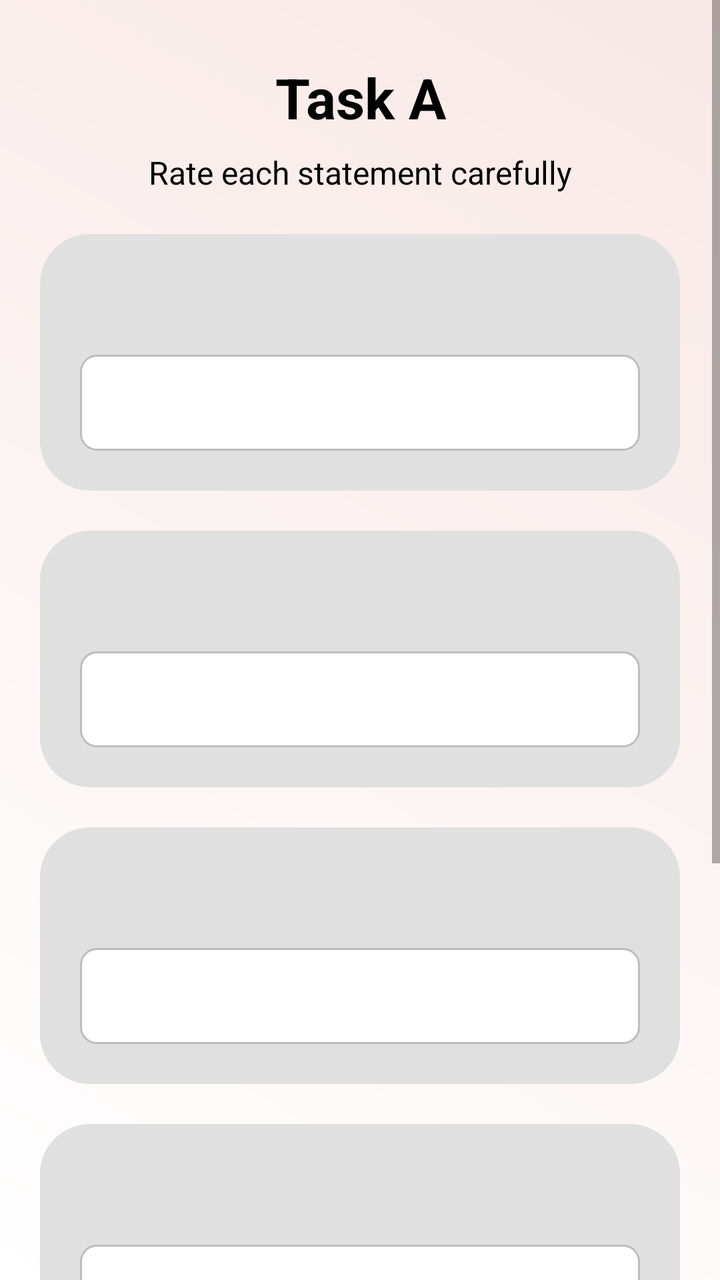
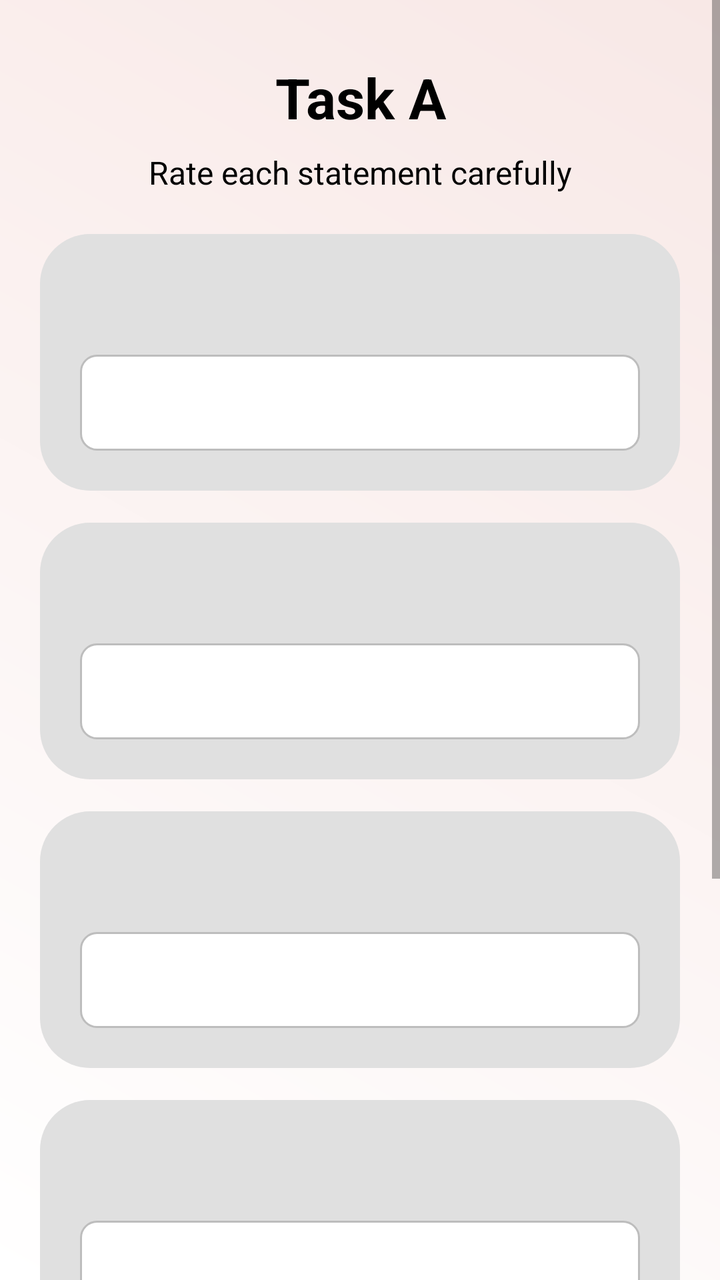

Compare the two renders of this Android layout. The source of the first and the diff that turns it into the second are given below.
<!-- AndroidManifest.xml: application theme Theme.CogniSync -->
<!-- res/layout/activity_task_a.xml -->
<?xml version="1.0" encoding="utf-8"?>
<ScrollView xmlns:android="http://schemas.android.com/apk/res/android"
    android:layout_width="match_parent"
    android:layout_height="match_parent"
    android:fitsSystemWindows="true"
    android:fillViewport="true"
    android:background="@drawable/background_gradient">

    <LinearLayout
        android:padding="20dp"
        android:orientation="vertical"
        android:layout_width="match_parent"
        android:layout_height="wrap_content">

        <TextView
            android:id="@+id/tvTitle"
            android:text="Task A"
            android:textColor="#000000"
            android:textSize="28sp"
            android:textStyle="bold"
            android:gravity="center"
            android:layout_width="match_parent"
            android:layout_height="wrap_content"
            android:layout_marginTop="10dp" />

        <TextView
            android:id="@+id/tvSubtitle"
            android:text="Rate each statement carefully"
            android:textSize="16sp"
            android:textColor="#000000"
            android:gravity="center"
            android:layout_width="match_parent"
            android:layout_height="wrap_content"
            android:layout_marginTop="8dp" />

        <LinearLayout
            android:background="@drawable/rounded_grey_bg"
            android:orientation="vertical"
            android:padding="20dp"
            android:layout_width="match_parent"
            android:layout_marginTop="20dp"
            android:layout_height="wrap_content">

            <TextView
                android:id="@+id/q1"
                android:textColor="#000000"
                android:textSize="18sp"
                android:textStyle="bold"
                android:gravity="center"
                android:layout_width="match_parent"
                android:layout_height="wrap_content" />

            <Spinner
                android:id="@+id/s1"
                android:background="@drawable/edittext_bg"
                android:paddingStart="12dp"
                android:paddingEnd="12dp"
                android:layout_marginTop="16dp"
                android:layout_width="match_parent"
                android:layout_height="48dp"
                android:spinnerMode="dropdown"
                android:popupBackground="@drawable/rounded_white_bg" />
        </LinearLayout>

        <LinearLayout
            android:background="@drawable/rounded_grey_bg"
            android:orientation="vertical"
            android:padding="20dp"
            android:layout_width="match_parent"
            android:layout_marginTop="20dp"
            android:layout_height="wrap_content">

            <TextView
                android:id="@+id/q2"
                android:textColor="#000000"
                android:textSize="18sp"
                android:textStyle="bold"
                android:gravity="center"
                android:layout_width="match_parent"
                android:layout_height="wrap_content" />

            <Spinner
                android:id="@+id/s2"
                android:background="@drawable/edittext_bg"
                android:paddingStart="12dp"
                android:paddingEnd="12dp"
                android:layout_marginTop="16dp"
                android:layout_width="match_parent"
                android:layout_height="48dp"
                android:spinnerMode="dropdown"
                android:popupBackground="@drawable/rounded_white_bg" />
        </LinearLayout>

        <LinearLayout
            android:background="@drawable/rounded_grey_bg"
            android:orientation="vertical"
            android:padding="20dp"
            android:layout_width="match_parent"
            android:layout_marginTop="20dp"
            android:layout_height="wrap_content">

            <TextView
                android:id="@+id/q3"
                android:textColor="#000000"
                android:textSize="18sp"
                android:textStyle="bold"
                android:gravity="center"
                android:layout_width="match_parent"
                android:layout_height="wrap_content" />

            <Spinner
                android:id="@+id/s3"
                android:background="@drawable/edittext_bg"
                android:paddingStart="12dp"
                android:paddingEnd="12dp"
                android:layout_marginTop="16dp"
                android:layout_width="match_parent"
                android:layout_height="48dp"
                android:spinnerMode="dropdown"
                android:popupBackground="@drawable/rounded_white_bg" />
        </LinearLayout>

        <LinearLayout
            android:background="@drawable/rounded_grey_bg"
            android:orientation="vertical"
            android:padding="20dp"
            android:layout_width="match_parent"
            android:layout_marginTop="20dp"
            android:layout_height="wrap_content">

            <TextView
                android:id="@+id/q4"
                android:textColor="#000000"
                android:textSize="18sp"
                android:textStyle="bold"
                android:gravity="center"
                android:layout_width="match_parent"
                android:layout_height="wrap_content" />

            <Spinner
                android:id="@+id/s4"
                android:background="@drawable/edittext_bg"
                android:paddingStart="12dp"
                android:paddingEnd="12dp"
                android:layout_marginTop="16dp"
                android:layout_width="match_parent"
                android:layout_height="48dp"
                android:spinnerMode="dropdown"
                android:popupBackground="@drawable/rounded_white_bg" />
        </LinearLayout>

        <LinearLayout
            android:background="@drawable/rounded_grey_bg"
            android:orientation="vertical"
            android:padding="20dp"
            android:layout_width="match_parent"
            android:layout_marginTop="20dp"
            android:layout_height="wrap_content">

            <TextView
                android:id="@+id/q5"
                android:textColor="#000000"
                android:textSize="18sp"
                android:textStyle="bold"
                android:gravity="center"
                android:layout_width="match_parent"
                android:layout_height="wrap_content" />

            <Spinner
                android:id="@+id/s5"
                android:background="@drawable/edittext_bg"
                android:paddingStart="12dp"
                android:paddingEnd="12dp"
                android:layout_marginTop="16dp"
                android:layout_width="match_parent"
                android:layout_height="48dp"
                android:spinnerMode="dropdown"
                android:popupBackground="@drawable/rounded_white_bg" />
        </LinearLayout>

        <androidx.appcompat.widget.AppCompatButton
            android:id="@+id/btnNext"
            android:text="NEXT"
            android:textColor="#000000"
            android:textStyle="bold"
            android:textSize="20sp"
            android:background="@drawable/btn_bg"
            android:layout_marginTop="30dp"
            android:layout_width="match_parent"
            android:layout_height="60dp" />

    </LinearLayout>
</ScrollView>
<!-- resources referenced by this layout -->
<resources>
  <!-- drawable background_gradient (drawable) -->
  <?xml version="1.0" encoding="utf-8"?>
  <shape xmlns:android="http://schemas.android.com/apk/res/android">
      <gradient
          android:angle="45"
          android:startColor="#Ffffff"
          android:endColor="#F8E8E6"
          android:type="linear" />
  </shape>
  <!-- drawable btn_bg (drawable) -->
  <shape xmlns:android="http://schemas.android.com/apk/res/android"
      android:shape="rectangle">
      <solid android:color="#B9BDBF"/>
      <corners android:radius="35dp"/>
  </shape>
  <!-- drawable edittext_bg (drawable) -->
  <?xml version="1.0" encoding="utf-8"?>
  <selector xmlns:android="http://schemas.android.com/apk/res/android">
  
      
      <item android:state_pressed="true">
          <shape android:shape="rectangle">
              <solid android:color="#FFFFFF"/>
              <corners android:radius="8dp"/>
              <stroke android:width="2dp" android:color="#8AB4F8"/>
              <padding
                  android:left="12dp"
                  android:top="12dp"
                  android:right="12dp"
                  android:bottom="12dp"/>
          </shape>
      </item>
  
      
      <item android:state_focused="true">
          <shape android:shape="rectangle">
              <solid android:color="#FFFFFF"/>
              <corners android:radius="8dp"/>
              <stroke android:width="2dp" android:color="#8AB4F8"/>
              <padding
                  android:left="12dp"
                  android:top="12dp"
                  android:right="12dp"
                  android:bottom="12dp"/>
          </shape>
      </item>
  
      
      <item>
          <shape android:shape="rectangle">
              <solid android:color="#FFFFFF"/>
              <corners android:radius="8dp"/>
              <stroke android:width="1dp" android:color="#BDBDBD"/>
              <padding
                  android:left="12dp"
                  android:top="12dp"
                  android:right="12dp"
                  android:bottom="12dp"/>
          </shape>
      </item>
  
  </selector>
  <!-- drawable rounded_grey_bg (drawable) -->
  <?xml version="1.0" encoding="utf-8"?>
  <shape xmlns:android="http://schemas.android.com/apk/res/android"
      android:shape="rectangle">
  
      
      <solid android:color="#E0E0E0" />
  
      
      <corners android:radius="25dp" />
  
  </shape>
  <!-- drawable rounded_white_bg (drawable) -->
  <?xml version="1.0" encoding="utf-8"?>
  <selector xmlns:android="http://schemas.android.com/apk/res/android">
  
  </selector>
  <style name="Theme.CogniSync" parent="Theme.MaterialComponents.DayNight.NoActionBar">
  
  
  
          
          <item name="android:statusBarColor">@android:color/white</item>
          <item name="android:windowLightStatusBar">true</item>
  
      </style>
</resources>

<!-- the commit's change to res/layout/activity_task_a.xml (unified diff, before → after) -->
@@ -2,192 +2,198 @@
 <ScrollView xmlns:android="http://schemas.android.com/apk/res/android"
     android:layout_width="match_parent"
     android:layout_height="match_parent"
-    android:fitsSystemWindows="true"
     android:fillViewport="true"
     android:background="@drawable/background_gradient">
 
     <LinearLayout
-        android:padding="20dp"
+        android:layout_width="match_parent"
+        android:layout_height="wrap_content"
         android:orientation="vertical"
-        android:layout_width="match_parent"
-        android:layout_height="wrap_content">
+        android:padding="20dp">
 
+        
         <TextView
             android:id="@+id/tvTitle"
+            android:layout_width="match_parent"
+            android:layout_height="wrap_content"
             android:text="Task A"
             android:textColor="#000000"
             android:textSize="28sp"
             android:textStyle="bold"
             android:gravity="center"
-            android:layout_width="match_parent"
-            android:layout_height="wrap_content"
             android:layout_marginTop="10dp" />
 
         <TextView
             android:id="@+id/tvSubtitle"
+            android:layout_width="match_parent"
+            android:layout_height="wrap_content"
             android:text="Rate each statement carefully"
             android:textSize="16sp"
             android:textColor="#000000"
             android:gravity="center"
+            android:layout_marginTop="8dp" />
+
+        
+        <LinearLayout
             android:layout_width="match_parent"
             android:layout_height="wrap_content"
-            android:layout_marginTop="8dp" />
-
-        <LinearLayout
-            android:background="@drawable/rounded_grey_bg"
+            android:layout_marginTop="20dp"
             android:orientation="vertical"
             android:padding="20dp"
-            android:layout_width="match_parent"
-            android:layout_marginTop="20dp"
-            android:layout_height="wrap_content">
+            android:background="@drawable/rounded_grey_bg">
 
             <TextView
                 android:id="@+id/q1"
-                android:textColor="#000000"
+                android:layout_width="match_parent"
+                android:layout_height="wrap_content"
                 android:textSize="18sp"
                 android:textStyle="bold"
-                android:gravity="center"
-                android:layout_width="match_parent"
-                android:layout_height="wrap_content" />
+                android:textColor="#000000"
+                android:gravity="center" />
 
             <Spinner
                 android:id="@+id/s1"
+                android:layout_width="match_parent"
+                android:layout_height="48dp"
+                android:layout_marginTop="16dp"
                 android:background="@drawable/edittext_bg"
                 android:paddingStart="12dp"
                 android:paddingEnd="12dp"
-                android:layout_marginTop="16dp"
-                android:layout_width="match_parent"
-                android:layout_height="48dp"
                 android:spinnerMode="dropdown"
                 android:popupBackground="@drawable/rounded_white_bg" />
         </LinearLayout>
 
+        
         <LinearLayout
-            android:background="@drawable/rounded_grey_bg"
+            android:layout_width="match_parent"
+            android:layout_height="wrap_content"
+            android:layout_marginTop="16dp"
             android:orientation="vertical"
             android:padding="20dp"
-            android:layout_width="match_parent"
-            android:layout_marginTop="20dp"
-            android:layout_height="wrap_content">
+            android:background="@drawable/rounded_grey_bg">
 
             <TextView
                 android:id="@+id/q2"
-                android:textColor="#000000"
+                android:layout_width="match_parent"
+                android:layout_height="wrap_content"
                 android:textSize="18sp"
                 android:textStyle="bold"
-                android:gravity="center"
-                android:layout_width="match_parent"
-                android:layout_height="wrap_content" />
+                android:textColor="#000000"
+                android:gravity="center" />
 
             <Spinner
                 android:id="@+id/s2"
+                android:layout_width="match_parent"
+                android:layout_height="48dp"
+                android:layout_marginTop="16dp"
                 android:background="@drawable/edittext_bg"
                 android:paddingStart="12dp"
                 android:paddingEnd="12dp"
-                android:layout_marginTop="16dp"
-                android:layout_width="match_parent"
-                android:layout_height="48dp"
                 android:spinnerMode="dropdown"
                 android:popupBackground="@drawable/rounded_white_bg" />
         </LinearLayout>
 
+        
         <LinearLayout
-            android:background="@drawable/rounded_grey_bg"
+            android:layout_width="match_parent"
+            android:layout_height="wrap_content"
+            android:layout_marginTop="16dp"
             android:orientation="vertical"
             android:padding="20dp"
-            android:layout_width="match_parent"
-            android:layout_marginTop="20dp"
-            android:layout_height="wrap_content">
+            android:background="@drawable/rounded_grey_bg">
 
             <TextView
                 android:id="@+id/q3"
-                android:textColor="#000000"
+                android:layout_width="match_parent"
+                android:layout_height="wrap_content"
                 android:textSize="18sp"
                 android:textStyle="bold"
-                android:gravity="center"
-                android:layout_width="match_parent"
-                android:layout_height="wrap_content" />
+                android:textColor="#000000"
+                android:gravity="center" />
 
             <Spinner
                 android:id="@+id/s3"
+                android:layout_width="match_parent"
+                android:layout_height="48dp"
+                android:layout_marginTop="16dp"
                 android:background="@drawable/edittext_bg"
                 android:paddingStart="12dp"
                 android:paddingEnd="12dp"
-                android:layout_marginTop="16dp"
-                android:layout_width="match_parent"
-                android:layout_height="48dp"
                 android:spinnerMode="dropdown"
                 android:popupBackground="@drawable/rounded_white_bg" />
         </LinearLayout>
 
+        
         <LinearLayout
-            android:background="@drawable/rounded_grey_bg"
+            android:layout_width="match_parent"
+            android:layout_height="wrap_content"
+            android:layout_marginTop="16dp"
             android:orientation="vertical"
             android:padding="20dp"
-            android:layout_width="match_parent"
-            android:layout_marginTop="20dp"
-            android:layout_height="wrap_content">
+            android:background="@drawable/rounded_grey_bg">
 
             <TextView
                 android:id="@+id/q4"
-                android:textColor="#000000"
+                android:layout_width="match_parent"
+                android:layout_height="wrap_content"
                 android:textSize="18sp"
                 android:textStyle="bold"
-                android:gravity="center"
-                android:layout_width="match_parent"
-                android:layout_height="wrap_content" />
+                android:textColor="#000000"
+                android:gravity="center" />
 
             <Spinner
                 android:id="@+id/s4"
+                android:layout_width="match_parent"
+                android:layout_height="48dp"
+                android:layout_marginTop="16dp"
                 android:background="@drawable/edittext_bg"
                 android:paddingStart="12dp"
                 android:paddingEnd="12dp"
-                android:layout_marginTop="16dp"
-                android:layout_width="match_parent"
-                android:layout_height="48dp"
                 android:spinnerMode="dropdown"
                 android:popupBackground="@drawable/rounded_white_bg" />
         </LinearLayout>
 
+        
         <LinearLayout
-            android:background="@drawable/rounded_grey_bg"
+            android:layout_width="match_parent"
+            android:layout_height="wrap_content"
+            android:layout_marginTop="16dp"
             android:orientation="vertical"
             android:padding="20dp"
-            android:layout_width="match_parent"
-            android:layout_marginTop="20dp"
-            android:layout_height="wrap_content">
+            android:background="@drawable/rounded_grey_bg">
 
             <TextView
                 android:id="@+id/q5"
-                android:textColor="#000000"
+                android:layout_width="match_parent"
+                android:layout_height="wrap_content"
                 android:textSize="18sp"
                 android:textStyle="bold"
-                android:gravity="center"
-                android:layout_width="match_parent"
-                android:layout_height="wrap_content" />
+                android:textColor="#000000"
+                android:gravity="center" />
 
             <Spinner
                 android:id="@+id/s5"
+                android:layout_width="match_parent"
+                android:layout_height="48dp"
+                android:layout_marginTop="16dp"
                 android:background="@drawable/edittext_bg"
                 android:paddingStart="12dp"
                 android:paddingEnd="12dp"
-                android:layout_marginTop="16dp"
-                android:layout_width="match_parent"
-                android:layout_height="48dp"
                 android:spinnerMode="dropdown"
                 android:popupBackground="@drawable/rounded_white_bg" />
         </LinearLayout>
 
+        
         <androidx.appcompat.widget.AppCompatButton
             android:id="@+id/btnNext"
+            android:layout_width="match_parent"
+            android:layout_height="60dp"
+            android:layout_marginTop="30dp"
             android:text="NEXT"
             android:textColor="#000000"
             android:textStyle="bold"
             android:textSize="20sp"
-            android:background="@drawable/btn_bg"
-            android:layout_marginTop="30dp"
-            android:layout_width="match_parent"
-            android:layout_height="60dp" />
+            android:background="@drawable/btn_bg" />
 
     </LinearLayout>
 </ScrollView>
